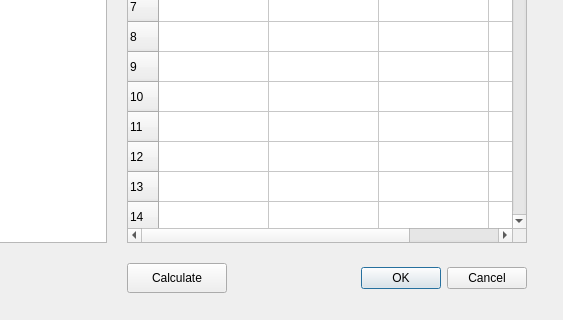
Ivanfdezr/CentralSoftware, file LocationSetup_Vst.ui: the form before one commit; both pictures show x 753 to 1316 and y 247 to 567 of the 1316 by 567 pixel window.
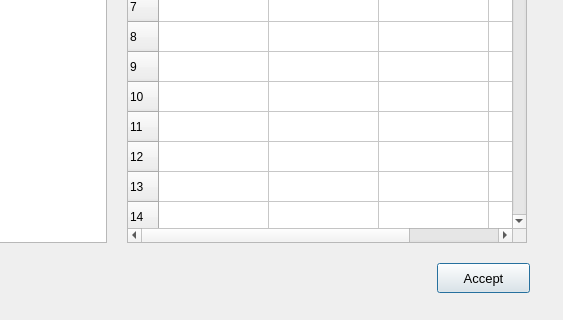
The form after the commit. Custom widgets are drawn as their Qt base class.

```diff
--- a/LocationSetup_Vst.ui
+++ b/LocationSetup_Vst.ui
@@ -16,22 +16,6 @@
   <property name="windowOpacity">
    <double>1.000000000000000</double>
   </property>
-  <widget class="QDialogButtonBox" name="lsDialog_buttonBox">
-   <property name="geometry">
-    <rect>
-     <x>1070</x>
-     <y>505</y>
-     <width>210</width>
-     <height>40</height>
-    </rect>
-   </property>
-   <property name="orientation">
-    <enum>Qt::Horizontal</enum>
-   </property>
-   <property name="standardButtons">
-    <set>QDialogButtonBox::Cancel|QDialogButtonBox::Ok</set>
-   </property>
-  </widget>
   <widget class="MatplotlibWidget" name="lsCaliperMap_graphicsView">
    <property name="geometry">
     <rect>
@@ -1097,14 +1081,19 @@
   <widget class="QPushButton" name="lsCalculate_pushButton">
    <property name="geometry">
     <rect>
-     <x>880</x>
+     <x>1190</x>
      <y>510</y>
-     <width>100</width>
+     <width>93</width>
      <height>30</height>
     </rect>
    </property>
+   <property name="font">
+    <font>
+     <pointsize>10</pointsize>
+    </font>
+   </property>
    <property name="text">
-    <string>Calculate</string>
+    <string>Accept</string>
    </property>
   </widget>
  </widget>
```
Left out of the diff: 37 changed lines with no effect on the pictures.
